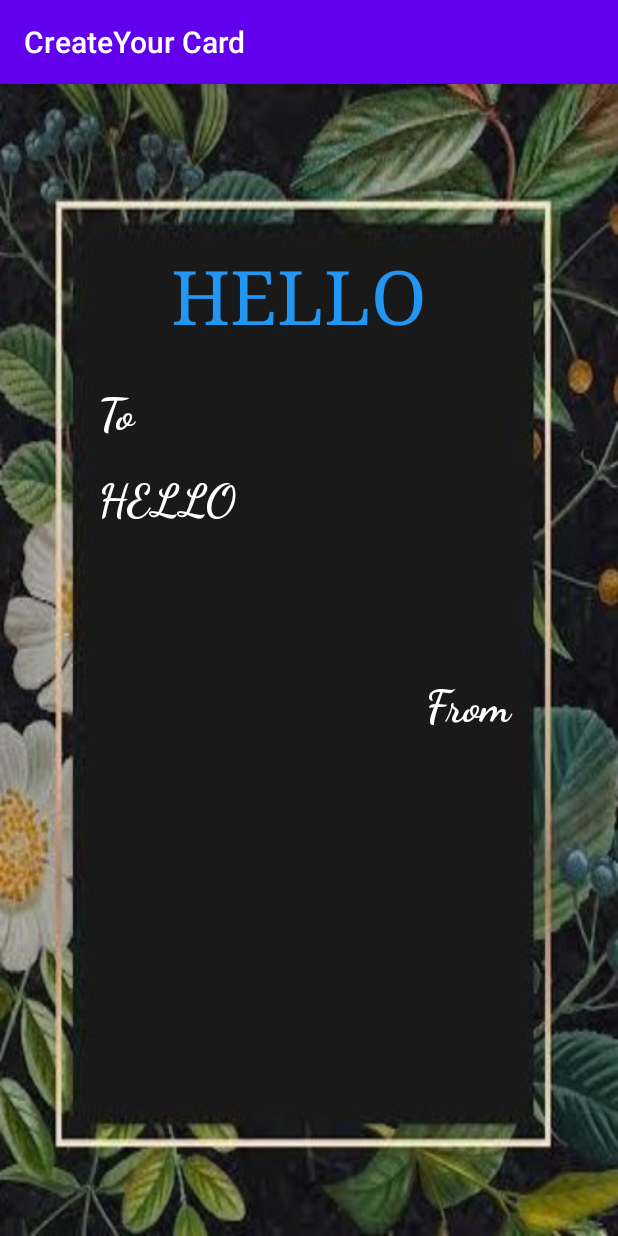
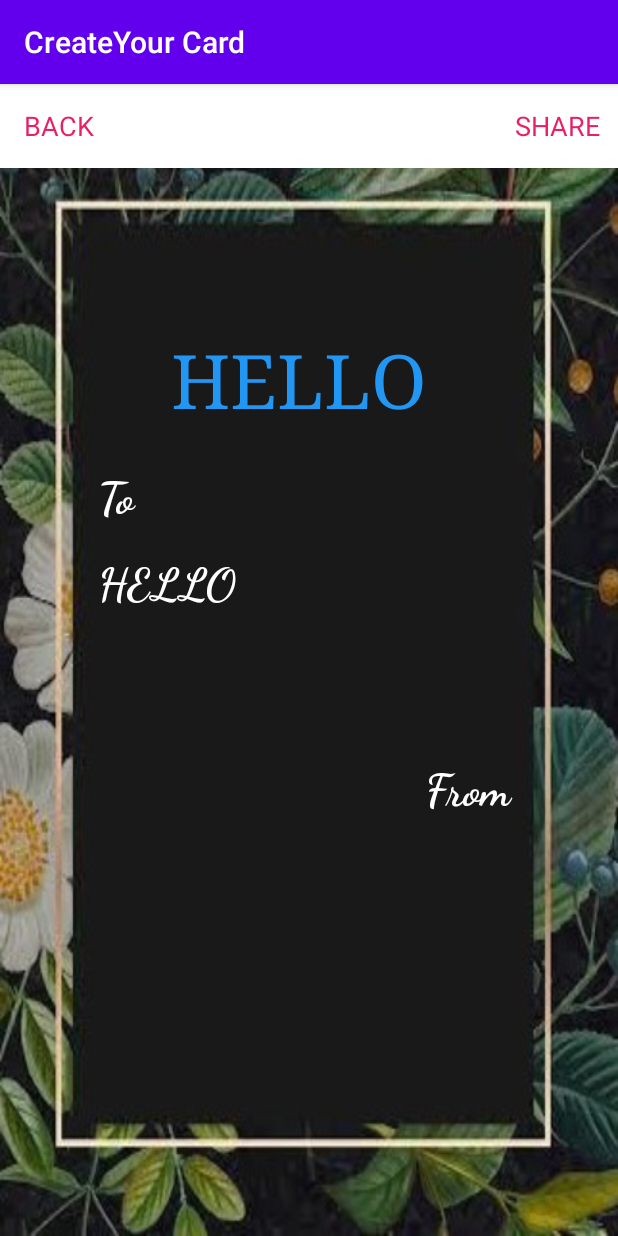
Before and after one commit to NKNehak/Card-Creator, an Android app: the card screen opened directly, with no data from a screen before it, on a phone screen of 412 x 824 dp. Run offline under Robolectric (Android 15) with nearby library versions, the light colour scheme and no system bars.

Commit message:
Added toolbar in card layout

```diff
--- a/app/src/main/res/layout/card.xml
+++ b/app/src/main/res/layout/card.xml
@@ -5,6 +5,40 @@
     android:orientation="vertical"
     android:background="@drawable/card"
     >
+
+     <androidx.appcompat.widget.Toolbar
+        android:id="@+id/toolbarcard"
+        android:layout_width="match_parent"
+        android:layout_height="wrap_content"
+        android:background="#FFFFFF">
+        <LinearLayout
+            android:layout_width="match_parent"
+            android:layout_height="wrap_content"
+            android:orientation="horizontal">
+
+            <TextView
+                android:id="@+id/bcard"
+                android:layout_width="wrap_content"
+                android:layout_height="wrap_content"
+                android:background="#FFFFFF"
+                android:clickable="true"
+                android:text="BACK"
+                android:textColor="#E91E63"
+                android:textSize="18dp" />
+
+            <TextView
+                android:id="@+id/scard"
+                android:layout_width="match_parent"
+                android:layout_height="wrap_content"
+                android:background="#FFFFFF"
+                android:clickable="true"
+                android:paddingRight="12dp"
+                android:text="SHARE"
+                android:textAlignment="textEnd"
+                android:textColor="#E91E63"
+                android:textSize="18dp" />
+        </LinearLayout>
+    </androidx.appcompat.widget.Toolbar>
 
     <TextView
         android:id="@+id/s"
```
